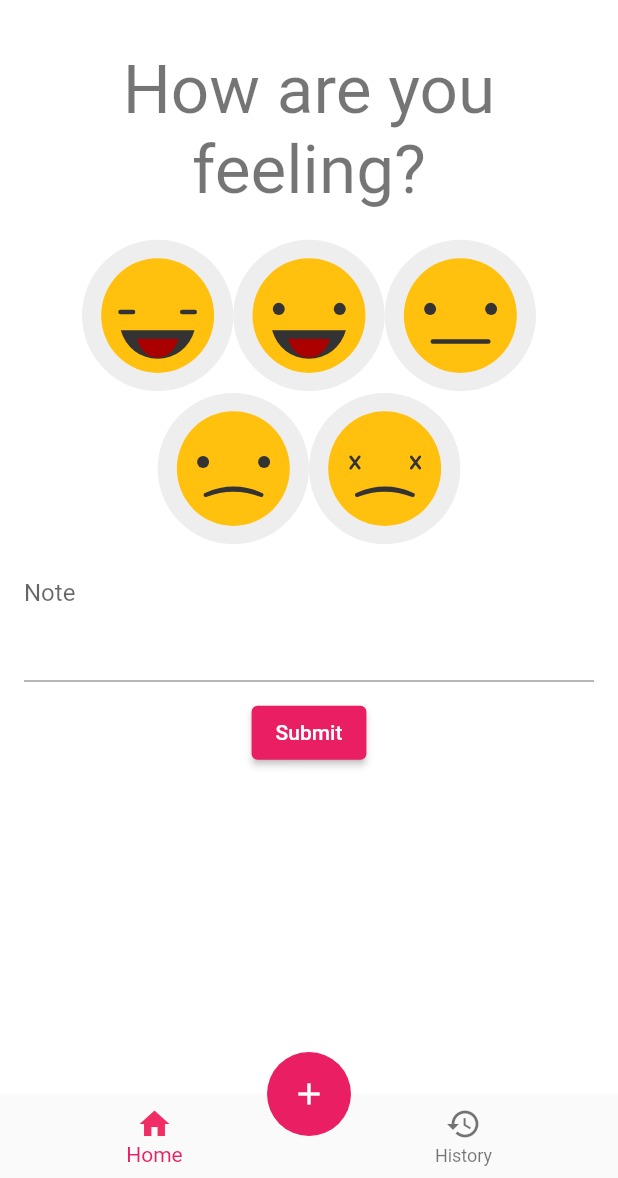
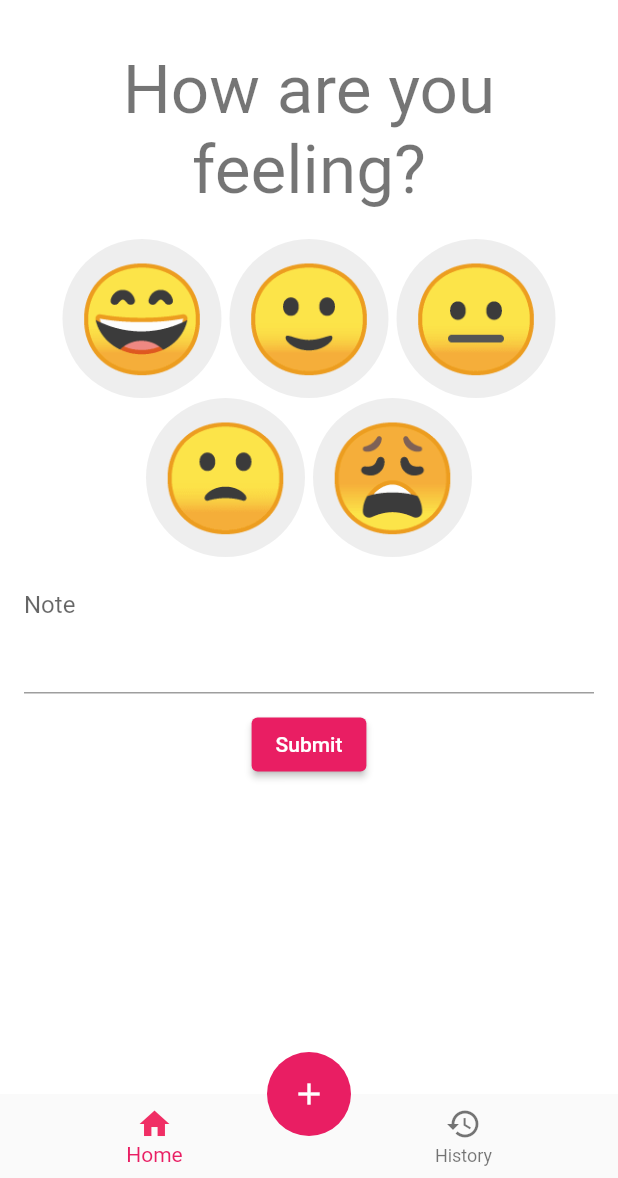
Before and after one commit to lohanidamodar/appmoodo, a Flutter app: the HomePage screen opened by its route, on a phone screen of 412 x 824 dp, the part 58-1236 px from its top. Run offline on Flutter 3.47's test engine with Material 2 defaults, Android fonts, the phone set to English and light mode, and no system bars; our stand-ins replace appwrite, flutter_riverpod, flutter_svg; network calls fail.

Commit message:
mood icon with emoji

```diff
--- a/lib/ui/pages/home.dart
+++ b/lib/ui/pages/home.dart
@@ -29,7 +29,7 @@ class HomePage extends ConsumerWidget {
       body: ListView(
         padding: const EdgeInsets.all(16.0),
         children: <Widget>[
-          if (moodEntries.length < 1) ...[
+          if (moodEntries.length < 5) ...[
             Text(
               "How are you feeling?",
               style: Theme.of(context).textTheme.headline3,
@@ -42,6 +42,7 @@ class HomePage extends ConsumerWidget {
                 MoodIcon(
                   isSelected: mood == 5,
                   icon: AppAssets.awesome,
+                  emoji: "😄",
                   onTap: () {
                     watch(moodProvider).state = 5;
                   },
@@ -49,6 +50,7 @@ class HomePage extends ConsumerWidget {
                 MoodIcon(
                   isSelected: mood == 4,
                   icon: AppAssets.good,
+                  emoji: "🙂",
                   onTap: () {
                     watch(moodProvider).state = 4;
                   },
@@ -56,6 +58,7 @@ class HomePage extends ConsumerWidget {
                 MoodIcon(
                   isSelected: mood == 3,
                   icon: AppAssets.meh,
+                  emoji: "😐",
                   onTap: () {
                     watch(moodProvider).state = 3;
                   },
@@ -68,6 +71,7 @@ class HomePage extends ConsumerWidget {
                 MoodIcon(
                   isSelected: mood == 2,
                   icon: AppAssets.bad,
+                  emoji: "🙁",
                   onTap: () {
                     watch(moodProvider).state = 2;
                   },
@@ -75,6 +79,7 @@ class HomePage extends ConsumerWidget {
                 MoodIcon(
                   isSelected: mood == 1,
                   icon: AppAssets.awful,
+                  emoji: "😩",
                   onTap: () {
                     watch(moodProvider).state = 1;
                   },
--- a/lib/ui/widgets/mood_icon.dart
+++ b/lib/ui/widgets/mood_icon.dart
@@ -7,12 +7,14 @@ class MoodIcon extends StatelessWidget {
   final Function() onTap;
   final bool isExpanded;
   final bool isSelected;
+  final String emoji;
   const MoodIcon({
     Key key,
     @required this.icon,
     this.onTap,
     this.isExpanded = false,
     this.isSelected = false,
+    this.emoji,
   }) : super(key: key);
 
   @override
@@ -37,7 +39,9 @@ class MoodIcon extends StatelessWidget {
             vertical: 12.0,
             horizontal: 12.0,
           ),
-          child: SvgPicture.asset(
+          child: emoji != null ? Text(emoji, style: TextStyle(
+            fontSize: 70,
+          ),) :  SvgPicture.asset(
             icon,
             fit: BoxFit.contain,
             alignment: Alignment.center,
```
